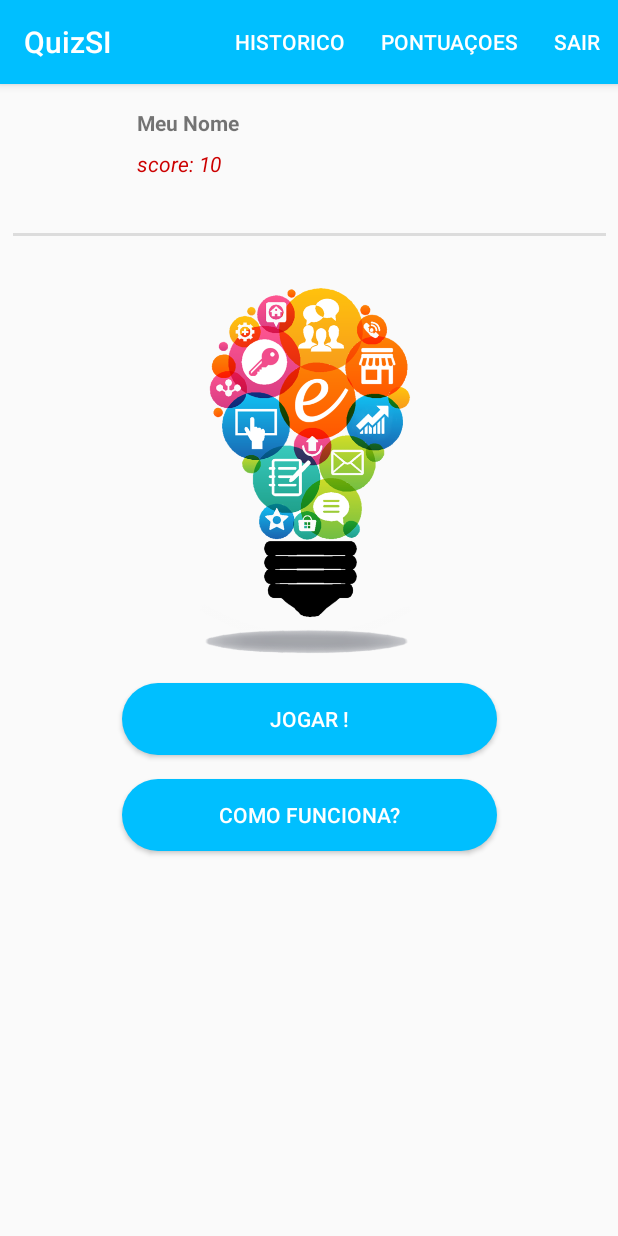
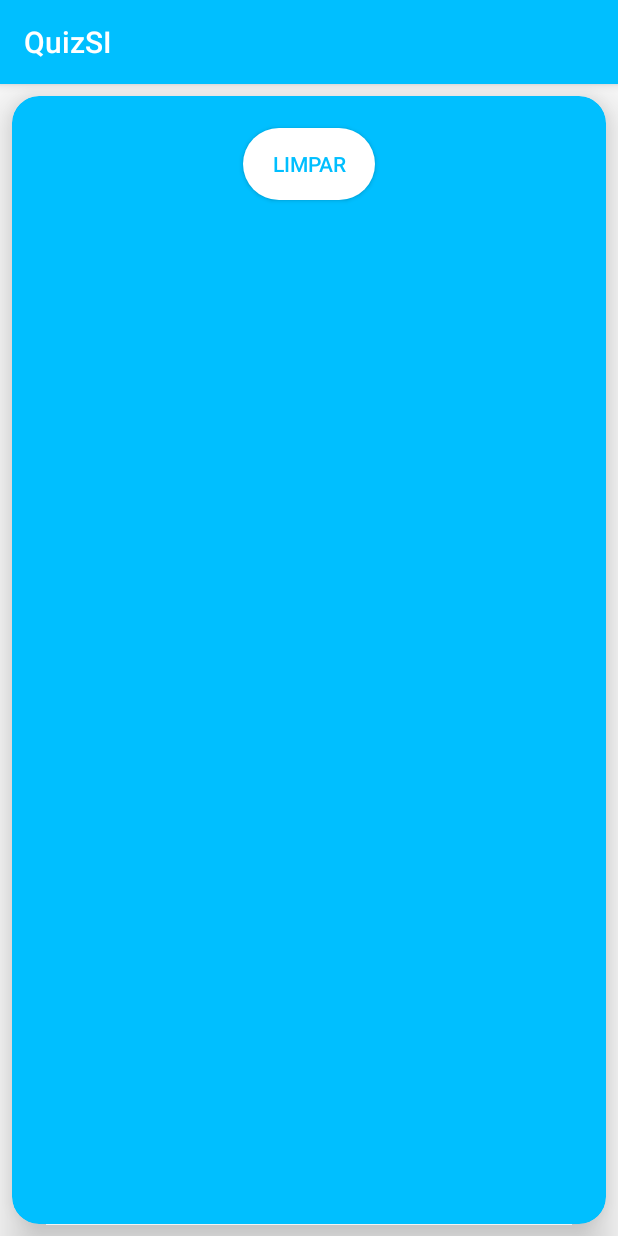
Before and after one commit to viniciussk888/Quiz, an Android app: the screen it shows after launch once a user with an empty profile is signed in (MensagensActivity before the commit, HistoricoActicity after it), after a tap on "HISTORICO", on a phone screen of 412 x 824 dp. Run offline under Robolectric (Android 15) with nearby library versions, the phone set to English and light mode, and no system bars; our stand-ins replace Firebase (no records; nobody signed in at launch, a user with empty details on screens opened directly), Picasso, Room's generated code; 2 statements that could not run were skipped.

Commit message:
Sql lite usado

```diff
--- a/app/src/main/java/com/example/whychat/BancoDados.java
+++ b/app/src/main/java/com/example/whychat/BancoDados.java
@@ -4,7 +4,7 @@ package com.example.whychat;
 import android.arch.persistence.room.Database;
 import android.arch.persistence.room.RoomDatabase;
 
-@Database(entities = {Questao.class}, version = 1)
+@Database(entities = {Historico.class}, version = 1)
 public abstract class BancoDados extends RoomDatabase {
-    public abstract QuestaoDAO userDao();
+    public abstract HistoricoDAO userDao();
 }
--- a/app/src/main/java/com/example/whychat/HistoricoActicity.java
+++ b/app/src/main/java/com/example/whychat/HistoricoActicity.java
@@ -1,13 +1,59 @@
 package com.example.whychat;
 
+import android.arch.lifecycle.LiveData;
+import android.arch.lifecycle.Observer;
+import android.support.annotation.Nullable;
 import android.support.v7.app.AppCompatActivity;
 import android.os.Bundle;
+import android.view.View;
+import android.widget.AdapterView;
+import android.widget.Button;
+import android.widget.ListView;
+import android.widget.Toast;
+
+import java.util.List;
+
+import static com.example.whychat.FimQuizzActivity.db;
 
 public class HistoricoActicity extends AppCompatActivity {
+    private Button btnLimpar;
+    static AdapterHistorico adapter;
+    List<Historico> historico;
+    ListView listaDeHistorico;
 
     @Override
     protected void onCreate(Bundle savedInstanceState) {
         super.onCreate(savedInstanceState);
         setContentView(R.layout.activity_historico_acticity);
+        btnLimpar = findViewById(R.id.bntLimpar);
+
+        listaDeHistorico = (ListView) findViewById(R.id.ListViewHistorico);
+        listaDeHistorico.setOnItemClickListener(new AdapterView.OnItemClickListener() {
+            @Override
+            public void onItemClick(AdapterView<?> adapterView, View view, int i, long l) {
+
+            }
+        });
+        btnLimpar.setOnClickListener(new View.OnClickListener() {
+            @Override
+            public void onClick(View v) {
+                db.clearAllTables();
+                Toast.makeText(getApplicationContext(),"Historico Limpo!", Toast.LENGTH_LONG).show();
+            }
+        });
+        LiveData<List<Historico>> liveData = db.userDao().getAll();
+        liveData.observe(this, new Observer<List<Historico>>() {
+            @Override
+            public void onChanged(@Nullable List<Historico> historic) {
+                atualizarCursos(historic);
+            }
+        });
+
+
+    }
+    public void atualizarCursos(List<Historico> histo)
+    {
+        adapter = new AdapterHistorico(histo, this);
+        listaDeHistorico.setAdapter(adapter);
     }
 }
--- a/app/src/main/java/com/example/whychat/QuestaoDAO.java
+++ b/app/src/main/java/com/example/whychat/HistoricoDAO.java
@@ -11,16 +11,14 @@ import java.util.List;
 
 
 @Dao
-public interface QuestaoDAO {
-    @Query("SELECT * FROM questao")
-    List<Questao> getAll();
-
-    @Query("SELECT * FROM questao WHERE id IN (:cursoIds)")
-    List<Questao> loadAllByIds(int[] cursoIds);
+public interface HistoricoDAO {
+    @Query("SELECT * FROM Historico")
+    LiveData<List<Historico>> getAll();
 
     @Insert
-    void insertAll(Questao... questao);
+    void insertAll(Historico... historico);
 
     @Delete
-    void delete(Questao questao);
+    void delete(Historico historico);
+
 }
--- a/app/src/main/java/com/example/whychat/MensagensActivity.java
+++ b/app/src/main/java/com/example/whychat/MensagensActivity.java
@@ -45,16 +45,11 @@ public class MensagensActivity extends AppCompatActivity {
     private TextView mMeuScore;
     private ImageView mMinhaFoto;
     private DatabaseReference mDatabase;
-    static BancoDados db;
 
     @Override
     protected void onCreate(Bundle savedInstanceState) {
         super.onCreate(savedInstanceState);
         setContentView(R.layout.activity_mensagens);
-
-
-        db = Room.databaseBuilder(getApplicationContext(),
-                BancoDados.class, "questao").allowMainThreadQueries().build();
 
         verificarAutenticacao();
         inserirUser();
@@ -141,7 +136,7 @@ public class MensagensActivity extends AppCompatActivity {
                 startActivity(intent);
                 break;
             case R.id.quizz:
-                Intent intente = new Intent(MensagensActivity.this,MensagensActivity.class);
+                Intent intente = new Intent(MensagensActivity.this,HistoricoActicity.class);
                 startActivity(intente);
                 break;
             case  R.id.sair:
--- a/app/src/main/res/layout/activity_como_funciona.xml
+++ b/app/src/main/res/layout/activity_como_funciona.xml
@@ -29,7 +29,7 @@
             android:layout_height="match_parent">
 
             <TextView
-                android:id="@+id/titulo"
+                android:id="@+id/itemPeriodo"
                 android:layout_width="wrap_content"
                 android:layout_height="wrap_content"
                 android:layout_marginStart="8dp"
@@ -53,7 +53,7 @@
                 android:layout_marginLeft="8dp"
                 android:layout_marginTop="8dp"
                 app:layout_constraintStart_toStartOf="parent"
-                app:layout_constraintTop_toBottomOf="@+id/titulo"
+                app:layout_constraintTop_toBottomOf="@+id/itemPeriodo"
                 app:srcCompat="@android:drawable/btn_star_big_on" />
 
             <TextView
@@ -122,7 +122,7 @@ de multipla escolha !"
                 android:layout_marginEnd="2dp"
                 android:layout_marginRight="2dp"
                 android:text="Ganhe ou perca pontos no seu Score
-por cada questao !"
+por cada historico !"
                 android:textColor="@android:color/white"
                 android:textSize="12sp"
                 app:layout_constraintBottom_toBottomOf="@+id/imageView4"
--- a/app/src/main/res/layout/activity_historico_acticity.xml
+++ b/app/src/main/res/layout/activity_historico_acticity.xml
@@ -28,18 +28,19 @@
             android:layout_width="match_parent"
             android:layout_height="match_parent">
 
-            <android.support.v7.widget.RecyclerView
-                android:id="@+id/recyclerView"
+            <ListView
+                android:id="@+id/ListViewHistorico"
                 android:layout_width="match_parent"
-                android:layout_height="573dp"
+                android:layout_height="0dp"
                 android:layout_marginStart="8dp"
                 android:layout_marginLeft="8dp"
-                android:layout_marginTop="8dp"
+                android:layout_marginTop="16dp"
                 android:layout_marginEnd="8dp"
                 android:layout_marginRight="8dp"
-                app:layout_constraintEnd_toEndOf="parent"
-                app:layout_constraintStart_toStartOf="parent"
-                app:layout_constraintTop_toTopOf="parent" />
+                app:layout_constraintEnd_toEndOf="@+id/bntLimpar"
+                app:layout_constraintHorizontal_bias="0.0"
+                app:layout_constraintStart_toStartOf="@+id/bntLimpar"
+                app:layout_constraintTop_toBottomOf="@+id/bntLimpar" />
 
             <Button
                 android:id="@+id/bntLimpar"
@@ -47,14 +48,16 @@
                 android:layout_height="wrap_content"
                 android:layout_marginStart="8dp"
                 android:layout_marginLeft="8dp"
-                android:layout_marginTop="8dp"
+                android:layout_marginTop="16dp"
                 android:layout_marginEnd="8dp"
                 android:layout_marginRight="8dp"
+                android:background="@drawable/bg_botao_periodos"
                 android:text="Limpar"
-                android:background="@drawable/bg_botao_periodos"
+                android:textColor="@color/purpuraLara"
                 app:layout_constraintEnd_toEndOf="parent"
                 app:layout_constraintStart_toStartOf="parent"
-                app:layout_constraintTop_toBottomOf="@+id/recyclerView" />
+                app:layout_constraintTop_toTopOf="parent" />
+
         </android.support.constraint.ConstraintLayout>
 
     </android.support.v7.widget.CardView>
--- a/app/src/main/res/layout/activity_quizz.xml
+++ b/app/src/main/res/layout/activity_quizz.xml
@@ -97,7 +97,7 @@
                 android:layout_marginTop="32dp"
                 android:layout_marginEnd="8dp"
                 android:layout_marginRight="8dp"
-                android:text="Aqui ficara uma questao"
+                android:text="Aqui ficara uma historico"
                 android:textColor="@android:color/white"
                 android:textSize="22sp"
                 android:textStyle="bold"
```
Also changed, not shown: app/src/main/java/com/example/whychat/AdapterHistorico.java (added, +59 -0 lines), app/src/main/java/com/example/whychat/FimQuizzActivity.java (+16 -0 lines), app/src/main/java/com/example/whychat/Historico.java (added, +56 -0 lines), app/src/main/java/com/example/whychat/Questao.java (deleted, +0 -103 lines), app/src/main/res/layout/item_lista.xml (added, +35 -0 lines).
